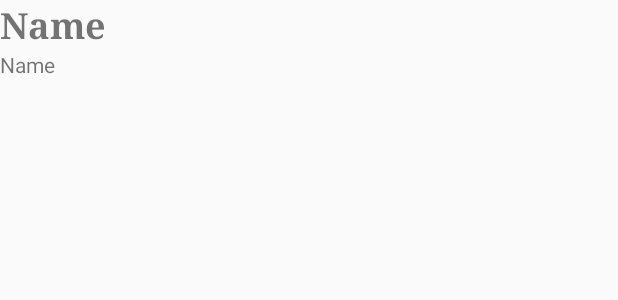
After one commit to 14dtj/NJUHelper, an Android app: the layout shortpost_layout.xml on its own in the app's theme, with its tools: preview values and no code run, on a phone screen of 412 x 824 dp. The commit adds this screen. Shown: the top 300 px of the screen. Run offline under Robolectric (Android 15) with nearby library versions, the phone set to English and light mode, and no system bars.

Commit message:
点进去的细节

```diff
--- /dev/null
+++ b/Application/app/src/main/res/layout/shortpost_layout.xml
@@ -0,0 +1,24 @@
+<LinearLayout xmlns:android="http://schemas.android.com/apk/res/android"
+    xmlns:app="http://schemas.android.com/apk/res-auto"
+    android:orientation="vertical" android:layout_width="match_parent"
+    android:layout_height="match_parent"
+    android:weightSum="1">
+    <TextView
+        android:layout_width="match_parent"
+        android:layout_height="wrap_content"
+        android:text="Name"
+        android:ems="10"
+        android:id="@+id/short_title"
+        android:textSize="24sp"
+        android:textStyle="bold"
+        android:typeface="serif" />
+
+    <TextView
+        android:layout_width="match_parent"
+        android:layout_height="50dp"
+        android:text="Name"
+        android:ems="10"
+        android:id="@+id/short_content"
+        android:layout_weight="0.38" />
+
+</LinearLayout>
```
Also changed, not shown: Application/app/src/main/java/cn/edu/nju/application/presentation/fragment/CollectionFragment.java (added, +54 -0 lines), Application/app/src/main/java/cn/edu/nju/application/presentation/fragment/PostFragment.java (added, +56 -0 lines), Application/app/src/main/java/cn/edu/nju/application/presentation/fragment/UserFragment.java (+22 -12 lines), Application/app/src/main/java/cn/edu/nju/application/presentation/presenter/CollectionPresenter.java (added, +46 -0 lines), Application/app/src/main/java/cn/edu/nju/application/presentation/presenter/PostPresenter.java (added, +40 -0 lines), Application/app/src/main/res/layout/mycollections_layout.xml (+7 -1 lines), Application/app/src/main/res/layout/myposts_layout.xml (+7 -1 lines).
